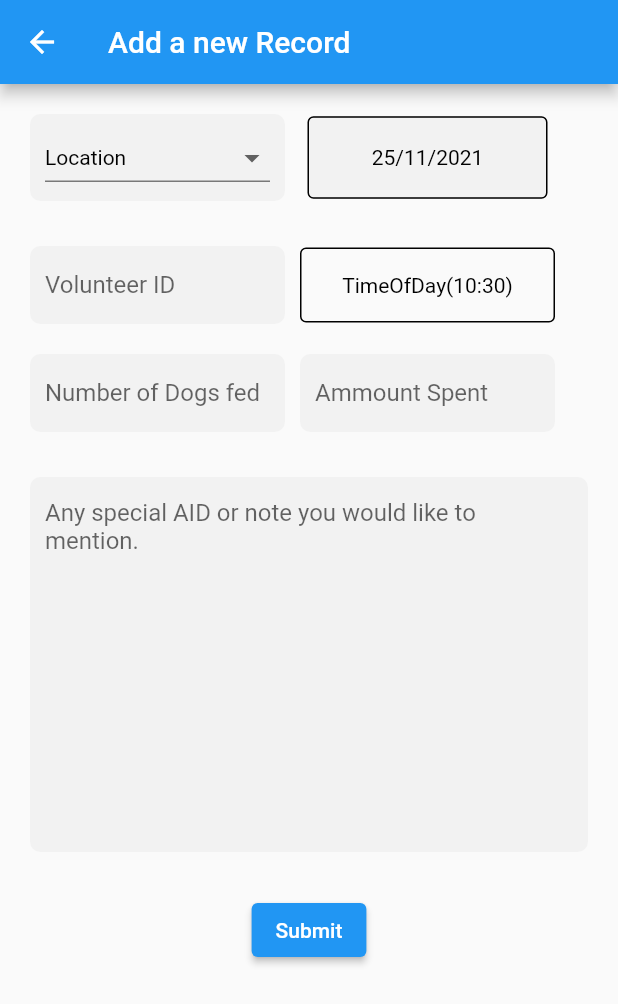
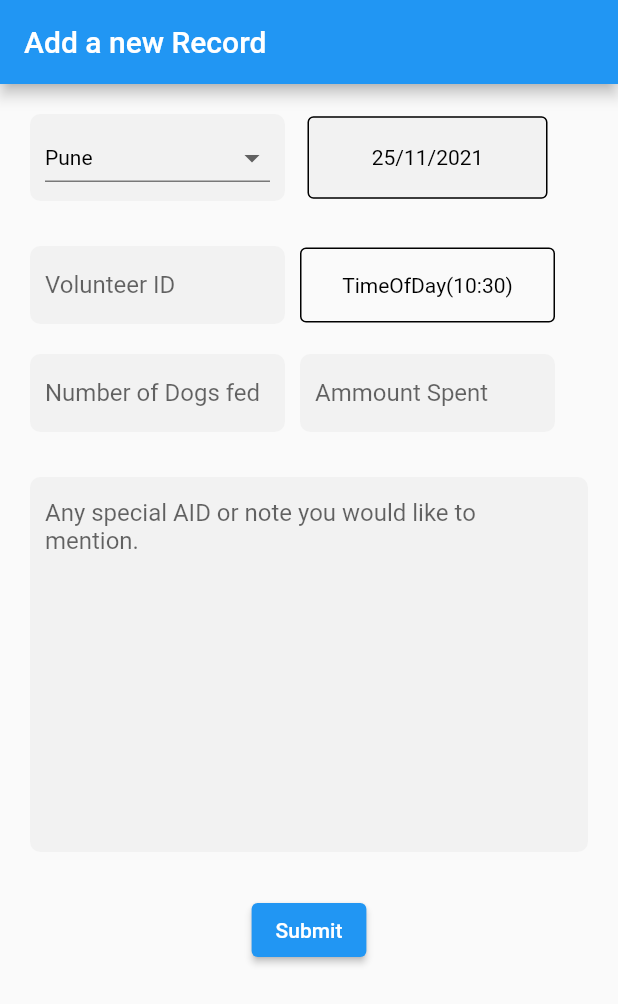
Before and after one commit to akshayMunot30/NGO-System-for-Street-Dogs, a Flutter app: the AddNewRecord screen opened directly, on a phone screen of 412 x 824 dp. Shown: the top 1004 px of the screen. Run offline on Flutter 3.47's test engine with Material 2 defaults, Android fonts, the light colour scheme and no system bars; network calls fail.

Commit message:
added localities to add new record

```diff
--- a/client/lib/main.dart
+++ b/client/lib/main.dart
@@ -1,4 +1,5 @@
 import 'package:flutter/material.dart';
+import 'package:ngo_system_for_street_dogs/screens/add_newRecord_page.dart';
 import 'package:ngo_system_for_street_dogs/screens/adminLogin.dart';
 import 'package:ngo_system_for_street_dogs/screens/monthly_reports.dart';
 import 'package:ngo_system_for_street_dogs/screens/volunteerLogin.dart';
@@ -14,7 +15,7 @@
     return MaterialApp(
       debugShowCheckedModeBanner: false,
       title: 'Login Page',
-      home: WeelkyReports(),
+      home: AddNewRecord(),
     );
   }
 }
--- a/client/lib/screens/add_newRecord_page.dart
+++ b/client/lib/screens/add_newRecord_page.dart
@@ -11,9 +11,21 @@
 }
 
 class _AddNewRecordState extends State<AddNewRecord> {
-  String dropDownValue = "Location";
+  String dropDownValue = "Pune";
+  var localities = <String>['Pune'];
   DateTime date = DateTime.now();
   TimeOfDay time = TimeOfDay.now();
+
+  @override
+  void initState() {
+    super.initState();
+    ApiClient().getLocality().then((value) {
+      setState(() {
+        localities=value;
+        localities.remove('all');
+      });
+    });
+  }
 
   TextEditingController _location = new TextEditingController();
   TextEditingController _date = new TextEditingController();
@@ -34,11 +46,11 @@
     _amount.clear();
     _comments.clear();
     Navigator.pushReplacement(
-        context,
-        MaterialPageRoute(
-          builder: (context) => VolunteerHome(),
-        ),
-      );
+      context,
+      MaterialPageRoute(
+        builder: (context) => VolunteerHome(),
+      ),
+    );
   }
 
   @override
@@ -82,7 +94,7 @@
                           _location.text = newValue;
                         });
                       },
-                      items: <String>['Location', 'Pune', 'Mumbai', 'Amravati']
+                      items: localities
                           .map<DropdownMenuItem<String>>((String value) {
                         return DropdownMenuItem<String>(
                           value: value,
```
